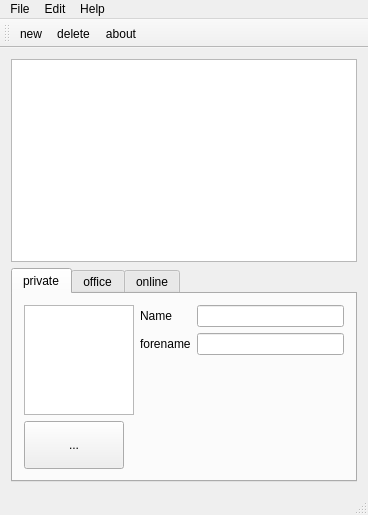
Above: mainwindow.ui from hisoka999/peopleedit before the change. Below: the same form after it.
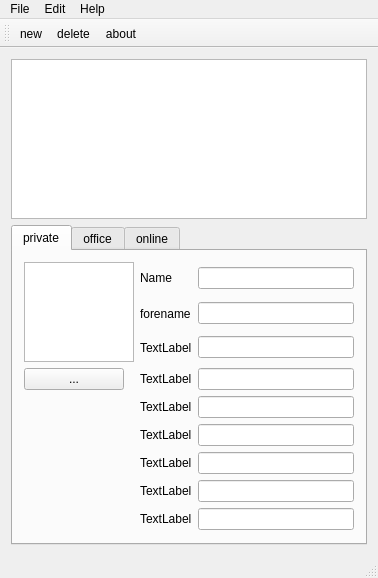
That is the form after the change. Icons and pictures are not drawn.

Commit message: Qt Brach updates: -update project files -update ui -save first changes of edit fields

```diff
--- a/mainwindow.ui
+++ b/mainwindow.ui
@@ -6,8 +6,8 @@
    <rect>
     <x>0</x>
     <y>0</y>
-    <width>368</width>
-    <height>515</height>
+    <width>378</width>
+    <height>578</height>
    </rect>
   </property>
   <property name="windowTitle">
@@ -18,11 +18,11 @@
     <normaloff>:/base/peopleedit.png</normaloff>:/base/peopleedit.png</iconset>
   </property>
   <widget class="QWidget" name="centralWidget">
-   <layout class="QVBoxLayout" name="verticalLayout_2">
-    <item>
+   <layout class="QGridLayout" name="gridLayout_2">
+    <item row="0" column="0" rowspan="2">
      <widget class="QTableView" name="tableView"/>
     </item>
-    <item>
+    <item row="2" column="0">
      <widget class="QTabWidget" name="tabWidget">
       <property name="currentIndex">
        <number>0</number>
@@ -37,20 +37,47 @@
        <attribute name="title">
         <string>private</string>
        </attribute>
-       <layout class="QHBoxLayout" name="horizontalLayout">
-        <item>
-         <layout class="QVBoxLayout" name="verticalLayout">
-          <property name="spacing">
-           <number>6</number>
+       <layout class="QGridLayout" name="gridLayout_3">
+        <item row="0" column="2">
+         <widget class="QLabel" name="nameLabel">
+          <property name="text">
+           <string>Name</string>
           </property>
-          <property name="sizeConstraint">
-           <enum>QLayout::SetFixedSize</enum>
+         </widget>
+        </item>
+        <item row="0" column="3">
+         <widget class="QLineEdit" name="nameLineEdit"/>
+        </item>
+        <item row="1" column="2">
+         <widget class="QLabel" name="forenameLabel">
+          <property name="text">
+           <string>forename</string>
           </property>
-          <item>
+         </widget>
+        </item>
+        <item row="1" column="3">
+         <widget class="QLineEdit" name="forenameLineEdit"/>
+        </item>
+        <item row="2" column="3">
+         <widget class="QLineEdit" name="nicknameLineEdit"/>
+        </item>
+        <item row="0" column="1" rowspan="3">
            <widget class="QGraphicsView" name="graphicsView">
             <property name="enabled">
              <bool>true</bool>
             </property>
+          <property name="sizePolicy">
+           <sizepolicy hsizetype="Minimum" vsizetype="Minimum">
+            <horstretch>0</horstretch>
+            <verstretch>0</verstretch>
+           </sizepolicy>
+          </property>
+          <property name="minimumSize">
+           <size>
+            <width>100</width>
+            <height>100</height>
+           </size>
+          </property>
             <property name="maximumSize">
              <size>
               <width>110</width>
@@ -59,7 +86,13 @@
             </property>
            </widget>
           </item>
-          <item>
+        <item row="3" column="3">
+         <widget class="QLineEdit" name="contactnameLineEdit"/>
+        </item>
+        <item row="4" column="3">
+         <widget class="QLineEdit" name="postalLineEdit"/>
+        </item>
+        <item row="3" column="1">
            <widget class="QPushButton" name="pushButton">
             <property name="sizePolicy">
              <sizepolicy hsizetype="Maximum" vsizetype="Maximum">
@@ -78,34 +111,66 @@
             </property>
            </widget>
           </item>
-         </layout>
+        <item row="5" column="3">
+         <widget class="QLineEdit" name="cityLineEdit"/>
         </item>
-        <item>
-         <layout class="QFormLayout" name="formLayout">
-          <property name="fieldGrowthPolicy">
-           <enum>QFormLayout::AllNonFixedFieldsGrow</enum>
+        <item row="6" column="3">
+         <widget class="QLineEdit" name="streetLineEdit"/>
+        </item>
+        <item row="7" column="3">
+         <widget class="QLineEdit" name="housenumberLineEdit"/>
+        </item>
+        <item row="8" column="3">
+         <widget class="QLineEdit" name="countryLineEdit"/>
+        </item>
+        <item row="2" column="2">
+         <widget class="QLabel" name="label_7">
+          <property name="text">
+           <string>TextLabel</string>
           </property>
-          <item row="0" column="0">
-           <widget class="QLabel" name="nameLabel">
+         </widget>
+        </item>
+        <item row="3" column="2">
+         <widget class="QLabel" name="label_8">
             <property name="text">
-             <string>Name</string>
+           <string>TextLabel</string>
             </property>
            </widget>
           </item>
-          <item row="0" column="1">
-           <widget class="QLineEdit" name="nameLineEdit"/>
-          </item>
-          <item row="1" column="0">
-           <widget class="QLabel" name="forenameLabel">
+        <item row="4" column="2">
+         <widget class="QLabel" name="label_9">
+          <property name="text">
+           <string>TextLabel</string>
+          </property>
+         </widget>
+        </item>
+        <item row="5" column="2">
+         <widget class="QLabel" name="label_10">
             <property name="text">
-             <string>forename</string>
+           <string>TextLabel</string>
             </property>
            </widget>
           </item>
-          <item row="1" column="1">
-           <widget class="QLineEdit" name="forenameLineEdit"/>
-          </item>
-         </layout>
+        <item row="6" column="2">
+         <widget class="QLabel" name="label_11">
+          <property name="text">
+           <string>TextLabel</string>
+          </property>
+         </widget>
+        </item>
+        <item row="7" column="2">
+         <widget class="QLabel" name="label_12">
+          <property name="text">
+           <string>TextLabel</string>
+          </property>
+         </widget>
+        </item>
+        <item row="8" column="2">
+         <widget class="QLabel" name="label_13">
+          <property name="text">
+           <string>TextLabel</string>
+          </property>
+         </widget>
         </item>
        </layout>
       </widget>
@@ -204,7 +269,7 @@
     <rect>
      <x>0</x>
      <y>0</y>
-     <width>368</width>
+     <width>378</width>
      <height>25</height>
     </rect>
    </property>
```
Left out of the diff: 73 changed lines with no effect on the pictures. Lines whose indentation alone changed are shown as unchanged. The commit also changes 6 other files.
